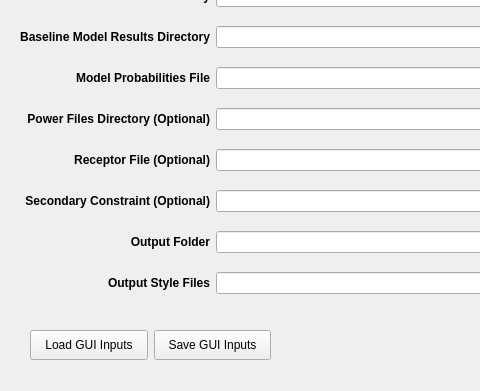
First picture: the form in code/stressor_receptor_calc_dialog_base.ui, repository sandialabs/seat-qgis-plugin, before the edit; both pictures show x 0 to 480 and y 200 to 591 of the 800 by 591 pixel window.
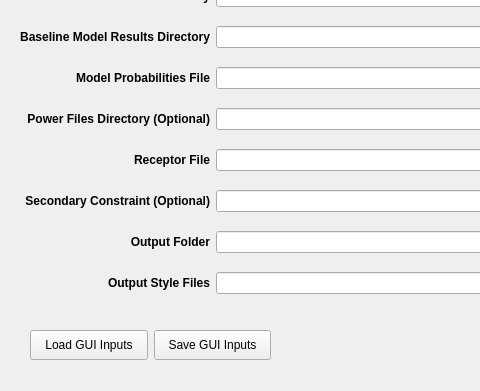
Second picture: the form after the edit. Icons and pictures are not drawn.

Diff of the .ui file:
```diff
--- a/code/stressor_receptor_calc_dialog_base.ui
+++ b/code/stressor_receptor_calc_dialog_base.ui
@@ -285,7 +285,7 @@
        <string>&lt;html&gt;&lt;head/&gt;&lt;body&gt;&lt;p&gt;Receptor File (GeoTiff Raster or CSV file)&lt;/p&gt;&lt;p&gt;Shear Stress =&amp;gt; Grain Size Receptor&lt;/p&gt;&lt;/body&gt;&lt;/html&gt;</string>
       </property>
       <property name="text">
-       <string>&lt;html&gt;&lt;head/&gt;&lt;body&gt;&lt;p align=&quot;right&quot;&gt;&lt;span style=&quot; font-weight:600;&quot;&gt;Receptor File (Optional)&lt;/span&gt;&lt;/p&gt;&lt;/body&gt;&lt;/html&gt;</string>
+       <string>&lt;html&gt;&lt;head/&gt;&lt;body&gt;&lt;p align=&quot;right&quot;&gt;&lt;span style=&quot; font-weight:600;&quot;&gt;Receptor File&lt;/span&gt;&lt;/p&gt;&lt;/body&gt;&lt;/html&gt;</string>
       </property>
       <property name="wordWrap">
        <bool>true</bool>
```
